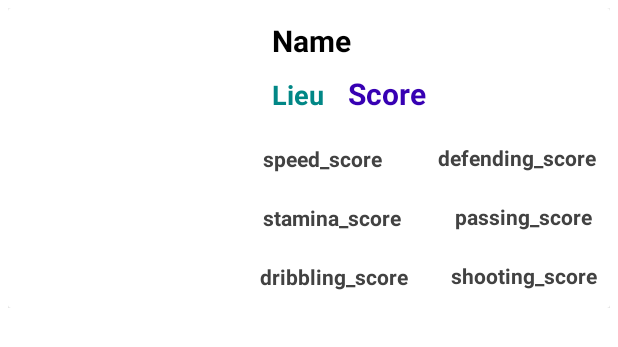
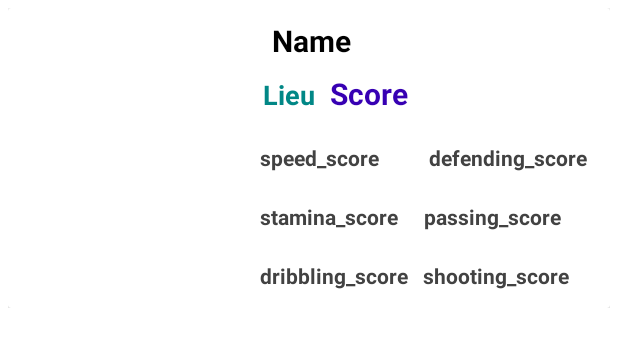
Before and after one commit to enzogallo/ListOfPlayers_Enzo_Gallo, an Android app: the layout item.xml on its own in the app's theme, with its tools: preview values and no code run, on a phone screen of 412 x 824 dp. Shown: the top 347 px of the screen. Run offline under Robolectric (Android 15) with nearby library versions, the phone set to English and light mode, and no system bars; network calls fail.

Commit message:
visual changes

```diff
--- a/app/src/main/res/layout/item.xml
+++ b/app/src/main/res/layout/item.xml
@@ -29,7 +29,7 @@
 
             <TextView
                 android:id="@+id/name_tv"
-                android:layout_width="180dp"
+                android:layout_width="wrap_content"
                 android:layout_height="wrap_content"
                 android:layout_marginStart="16dp"
                 android:layout_marginTop="8dp"
@@ -45,7 +45,7 @@
                 android:layout_width="wrap_content"
                 android:layout_height="wrap_content"
                 android:layout_marginTop="8dp"
-                android:layout_marginStart="16dp"
+                android:layout_marginStart="10dp"
                 android:text="Score"
                 android:textColor="@color/design_default_color_primary_variant"
                 android:textSize="20sp"
@@ -58,7 +58,7 @@
                 android:layout_width="wrap_content"
                 android:layout_height="wrap_content"
                 android:layout_marginTop="10dp"
-                android:layout_marginStart="16dp"
+                android:layout_marginStart="10dp"
                 android:text="Lieu"
                 android:textColor="@color/teal_700"
                 android:textSize="18sp"
@@ -66,24 +66,25 @@
                 app:layout_constraintStart_toEndOf="@+id/imageview"
                 app:layout_constraintTop_toBottomOf="@+id/name_tv" />
 
+
             <TextView
                 android:id="@+id/speed_score_tv"
                 android:layout_width="wrap_content"
                 android:layout_height="wrap_content"
-                android:layout_marginStart="10dp"
+                android:layout_marginStart="8dp"
                 android:layout_marginTop="20dp"
                 android:text="speed_score"
                 android:textColor="@color/cardview_dark_background"
                 android:textSize="14sp"
                 android:textStyle="bold"
                 app:layout_constraintStart_toEndOf="@+id/imageview"
-                app:layout_constraintTop_toBottomOf="@+id/score_tv" />
+                app:layout_constraintTop_toBottomOf="@+id/lieu_tv" />
 
             <TextView
                 android:id="@+id/stamina_score_tv"
                 android:layout_width="wrap_content"
                 android:layout_height="wrap_content"
-                android:layout_marginStart="10dp"
+                android:layout_marginStart="8dp"
                 android:layout_marginTop="20dp"
                 android:text="stamina_score"
                 android:textColor="@color/cardview_dark_background"
@@ -91,7 +92,6 @@
                 android:textStyle="bold"
                 app:layout_constraintStart_toEndOf="@+id/imageview"
                 app:layout_constraintTop_toBottomOf="@+id/speed_score_tv" />
-
 
             <TextView
                 android:id="@+id/dribbling_score_tv"
@@ -111,13 +111,14 @@
                 android:id="@+id/defending_score_tv"
                 android:layout_width="wrap_content"
                 android:layout_height="wrap_content"
-                android:layout_marginStart="28dp"
+                android:layout_marginStart="20dp"
                 android:layout_marginTop="20dp"
                 android:text="defending_score"
                 android:textColor="@color/cardview_dark_background"
                 android:textSize="14sp"
                 android:textStyle="bold"
                 app:layout_constraintEnd_toEndOf="parent"
+                app:layout_constraintHorizontal_bias="0.464"
                 app:layout_constraintStart_toEndOf="@+id/speed_score_tv"
                 app:layout_constraintTop_toBottomOf="@+id/lieu_tv" />
 
@@ -125,13 +126,14 @@
                 android:id="@+id/passing_score_tv"
                 android:layout_width="wrap_content"
                 android:layout_height="wrap_content"
-                android:layout_marginStart="24dp"
+                android:layout_marginStart="15dp"
                 android:layout_marginTop="20dp"
                 android:text="passing_score"
                 android:textColor="@color/cardview_dark_background"
                 android:textSize="14sp"
                 android:textStyle="bold"
                 app:layout_constraintEnd_toEndOf="parent"
+                app:layout_constraintHorizontal_bias="0.058"
                 app:layout_constraintStart_toEndOf="@+id/stamina_score_tv"
                 app:layout_constraintTop_toBottomOf="@+id/defending_score_tv" />
 
@@ -139,14 +141,14 @@
                 android:id="@+id/shooting_score_tv"
                 android:layout_width="wrap_content"
                 android:layout_height="wrap_content"
-                android:layout_marginStart="20dp"
+                android:layout_marginStart="10dp"
                 android:layout_marginTop="20dp"
-                android:layout_marginBottom="10dp"
                 android:text="shooting_score"
                 android:textColor="@color/cardview_dark_background"
                 android:textSize="14sp"
                 android:textStyle="bold"
                 app:layout_constraintEnd_toEndOf="parent"
+                app:layout_constraintHorizontal_bias="0.0"
                 app:layout_constraintStart_toEndOf="@+id/dribbling_score_tv"
                 app:layout_constraintTop_toBottomOf="@+id/passing_score_tv" />
 
```
Also changed, not shown: app/src/main/java/com/example/listofplayers/MainActivity.java (+7 -7 lines).
